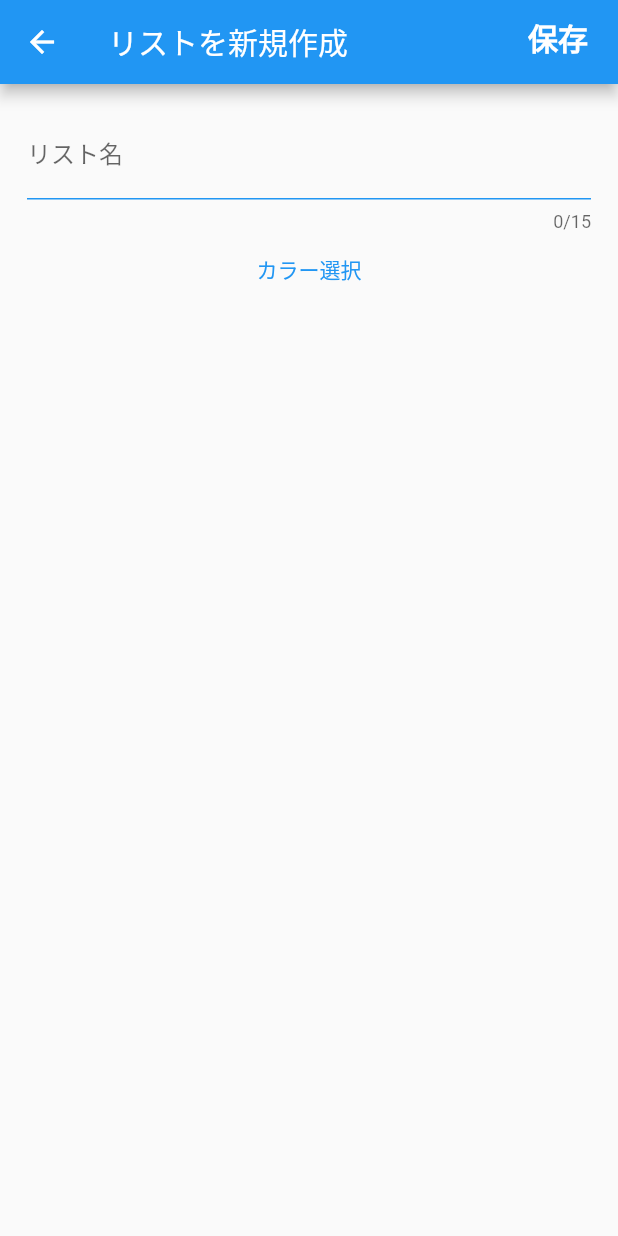
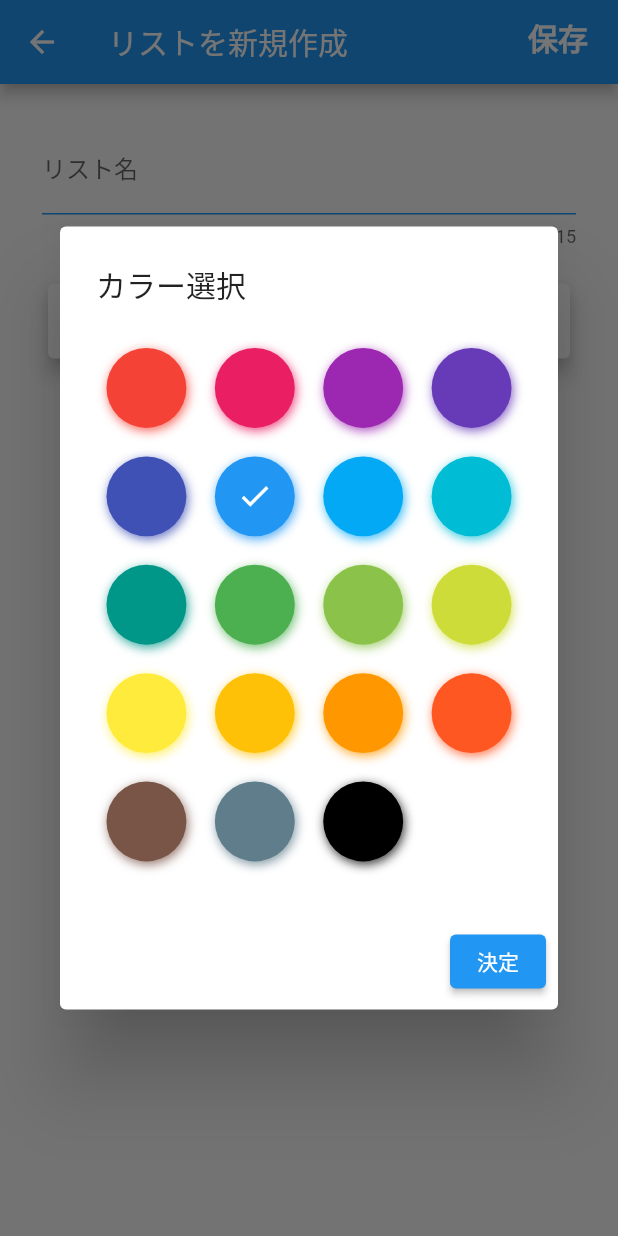
Before and after one commit to matsukawa06/shoppinglist, a Flutter app: the ListEditPage screen opened directly, after a tap on "カラー選択", on a phone screen of 412 x 824 dp. Run offline on Flutter 3.47's test engine with Material 2 defaults, Android fonts, the phone set to English and light mode, and no system bars; drawn by our look-alikes of flutter_colorpicker; our stand-ins replace google_mobile_ads, package_info, shared_preferences, sqflite; accounts and stored records are empty.

Commit message:
カラー変更対応

```diff
--- a/lib/Common/common_const.dart
+++ b/lib/Common/common_const.dart
@@ -5,7 +5,7 @@ const int defualtGroupId = 0;
 // グループリストの最大件数
 const int maxGroupListCount = 7;
 // グループリストのデフォルトカラー
-const MaterialColor defualtGroupColor = Colors.blue;
+const Color defualtGroupColor = Colors.blue;
 
 ///
 /// SharedPreferencesに登録する時のキー
--- a/lib/Cotrollers/database.dart
+++ b/lib/Cotrollers/database.dart
@@ -7,7 +7,7 @@ class MyDataBase {
     final Future<Database> _database = openDatabase(
       join(await getDatabasesPath(), 'todo_database.db'),
       // このversionで実行するスクリプトを制御する
-      version: 4,
+      version: 5,
       onCreate: _onCreate,
       onUpgrade: _onUpgrade,
     );
@@ -72,6 +72,9 @@ class MyDataBase {
     ],
     '4': [
       "ALTER TABLE todo ADD COLUMN konyuDay TEXT DEFAULT '2200-01-01';",
+    ],
+    '5': [
+      "ALTER TABLE grouplist ADD COLUMN color TEXT DEFAULT '';",
     ]
   };
 }
--- a/lib/Cotrollers/group_controller.dart
+++ b/lib/Cotrollers/group_controller.dart
@@ -27,6 +27,7 @@ class GroupController {
         return GroupStore(
           id: maps[i]['id'],
           title: maps[i]['title'],
+          color: maps[i]['color'],
         );
       },
     );
@@ -48,6 +49,7 @@ class GroupController {
         return GroupStore(
           id: maps[i]['id'],
           title: maps[i]['title'],
+          color: maps[i]['color'],
         );
       },
     );
@@ -68,6 +70,7 @@ class GroupController {
       (i) {
         return GroupStore(
           title: maps[i]['title'],
+          color: maps[i]['color'],
         );
       },
     );
--- a/lib/Models/group_store.dart
+++ b/lib/Models/group_store.dart
@@ -1,18 +1,20 @@
 class GroupStore {
   final int? id;
   final String title;
+  final String color;
 
-  GroupStore({this.id, required this.title});
+  GroupStore({this.id, required this.title, required this.color});
 
   Map<String, dynamic> toMap() {
     return {
       'id': id,
       'title': title,
+      'color': color,
     };
   }
 
   @override
   String toString() {
-    return 'Group{id: $id, title: $title}';
+    return 'Group{id: $id, title: $title, color: $color}';
   }
 }
--- a/lib/Models/provider_form.dart
+++ b/lib/Models/provider_form.dart
@@ -2,7 +2,6 @@ import '../Common/importer.dart';
 
 class ProviderForm with ChangeNotifier {
   final formKey = GlobalKey<FormState>();
-  // get formKey => _formKey;
 
   bool formVallidate() {
     return formKey.currentState!.validate();
--- a/lib/Views/edit_page/main.dart
+++ b/lib/Views/edit_page/main.dart
@@ -33,10 +33,10 @@ class Main extends StatelessWidget {
                 // 登録・更新処理
                 _insertUpdate(context);
               },
-              child: const Text(
+              child: Text(
                 '保存',
                 style: TextStyle(
-                  color: Colors.white,
+                  color: context.watch<ProviderGroup>().fontColor,
                   fontSize: 20,
                   fontWeight: FontWeight.bold,
                 ),
--- a/lib/Views/home/grouplist_icon.dart
+++ b/lib/Views/home/grouplist_icon.dart
@@ -20,7 +20,7 @@ class GroupListIcon extends StatelessWidget {
         }
         return IconButton(
           icon: const Icon(Icons.menu),
-          color: Colors.white,
+          color: context.watch<ProviderGroup>().fontColor,
           iconSize: 40,
           onPressed: () {
             showModalBottomSheet(
--- a/lib/Views/home/menulist_icon.dart
+++ b/lib/Views/home/menulist_icon.dart
@@ -12,7 +12,7 @@ class MenuListIcon extends StatelessWidget {
   Widget build(BuildContext context) {
     return IconButton(
       icon: const Icon(Icons.more_horiz),
-      color: Colors.white,
+      color: context.watch<ProviderGroup>().fontColor,
       iconSize: 40,
       onPressed: () {
         showModalBottomSheet(
@@ -57,7 +57,7 @@ class ListUpdate extends StatelessWidget {
           children: const [
             Padding(padding: EdgeInsets.only(left: 15.0)),
             Text(
-              "リスト名を変更する",
+              "リスト情報を変更する",
               style: TextStyle(fontSize: 18),
             ),
           ],
@@ -146,6 +146,8 @@ class ListDelete extends StatelessWidget {
                       onPressed: () {
                         // グループリストと紐づくTodoを物理削除
                         store.delete(store.selectedId);
+                        // グループリストの再読み込み
+                        context.read<ProviderGroup>().initializeList();
                         // デフォルトリストを選択中にする
                         prvShared.saveIntValue(keySelectId, defualtGroupId);
                         prvShared.setSelectedGroupId(defualtGroupId);
--- a/lib/Views/newlist_page/body.dart
+++ b/lib/Views/newlist_page/body.dart
@@ -18,27 +18,46 @@ class Body extends StatelessWidget {
       child: SingleChildScrollView(
         child: Container(
           height: MediaQuery.of(context).size.height * 0.95,
-          padding: const EdgeInsets.all(18),
+          padding: const EdgeInsets.all(28),
           child: Column(
             children: [
               // タイトル
               const GroupTitleTextField(),
-              const SpaceBox.height(value: 1),
+              const SpaceBox.height(value: 20),
               // カラー選択
-              // Card(
-              //   elevation: 5,
-              //   child: InkWell(
-              //     child: Container(),
-              //     onTap: () {
-              //       _showColorPicker(context);
-              //     },
-              //   ),
-              // ),
-              TextButton(
-                onPressed: () async {
-                  // await _showColorPicker(context);
-                },
-                child: const Text('カラー選択'),
+              Card(
+                elevation: 5,
+                child: SizedBox(
+                  height: 50,
+                  child: InkWell(
+                    child: Row(
+                      children: [
+                        // Cardのタイトル
+                        Container(
+                          padding: const EdgeInsets.all(10),
+                          child: const SizedBox(
+                            width: 220,
+                            child: Text(
+                              'カラー選択',
+                              style: TextStyle(fontSize: 18),
+                            ),
+                          ),
+                        ),
+                        // 選択中のカラーをContainerで表示
+                        SizedBox(
+                          width: 50,
+                          height: 40,
+                          child: Container(
+                            color: context.watch<ProviderGroup>().pickerColor,
+                          ),
+                        ),
+                      ],
+                    ),
+                    onTap: () {
+                      _showColorPicker(context);
+                    },
+                  ),
+                ),
               ),
             ],
           ),
@@ -48,26 +67,26 @@ class Body extends StatelessWidget {
   }
 }
 
-// Future _showColorPicker(BuildContext context) async {
-//   return showDialog(
-//     context: context,
-//     barrierDismissible: false,
-//     builder: (BuildContext context) {
-//       return AlertDialog(
-//         title: const Text('カラー選択'),
-//         content: BlockPicker(
-//           pickerColor: myTheme.pickerColor,
-//           onColorChanged: myTheme.changeColor,
-//         ),
-//         actions: <Widget>[
-//           ElevatedButton(
-//             onPressed: () {
-//               Navigator.pop(context);
-//             },
-//             child: const Text('決定'),
-//           )
-//         ],
-//       );
-//     },
-//   );
-// }
+Future _showColorPicker(BuildContext context) async {
+  return showDialog(
+    context: context,
+    barrierDismissible: false,
+    builder: (BuildContext context) {
+      return AlertDialog(
+        title: const Text('カラー選択'),
+        content: BlockPicker(
+          pickerColor: context.watch<ProviderGroup>().pickerColor,
+          onColorChanged: context.read<ProviderGroup>().changeColor,
+        ),
+        actions: <Widget>[
+          ElevatedButton(
+            onPressed: () {
+              Navigator.pop(context);
+            },
+            child: const Text('決定'),
+          )
+        ],
+      );
+    },
+  );
+}
--- a/lib/main.dart
+++ b/lib/main.dart
@@ -32,19 +32,20 @@ void main() {
 }
 
 class HomeScreen extends StatelessWidget {
-  final _primarySwatch = Colors.blue;
+  // final _primarySwatch = Colors.blue;
   final _isDark = false;
 
   const HomeScreen({Key? key}) : super(key: key);
 
   @override
   Widget build(BuildContext context) {
+    final _groupProvider = context.watch<ProviderGroup>();
     return MaterialApp(
       debugShowCheckedModeBanner: false, // ← シミュレータのdebugバーを非表示にする
       home: const Main(),
       title: 'ShoppingList',
       theme: ThemeData(
-        primarySwatch: _primarySwatch,
+        primarySwatch: createMaterialColor(_groupProvider.primarySwatch),
         brightness: _isDark ? Brightness.dark : Brightness.light,
       ),
       localizationsDelegates: const [
```
Also changed, not shown: lib/Models/provider_group.dart (+43 -5 lines), lib/Models/provider_todo.dart (+9 -9 lines), lib/Views/home/body.dart (+11 -27 lines), lib/Views/newlist_page/main.dart (+6 -3 lines).
